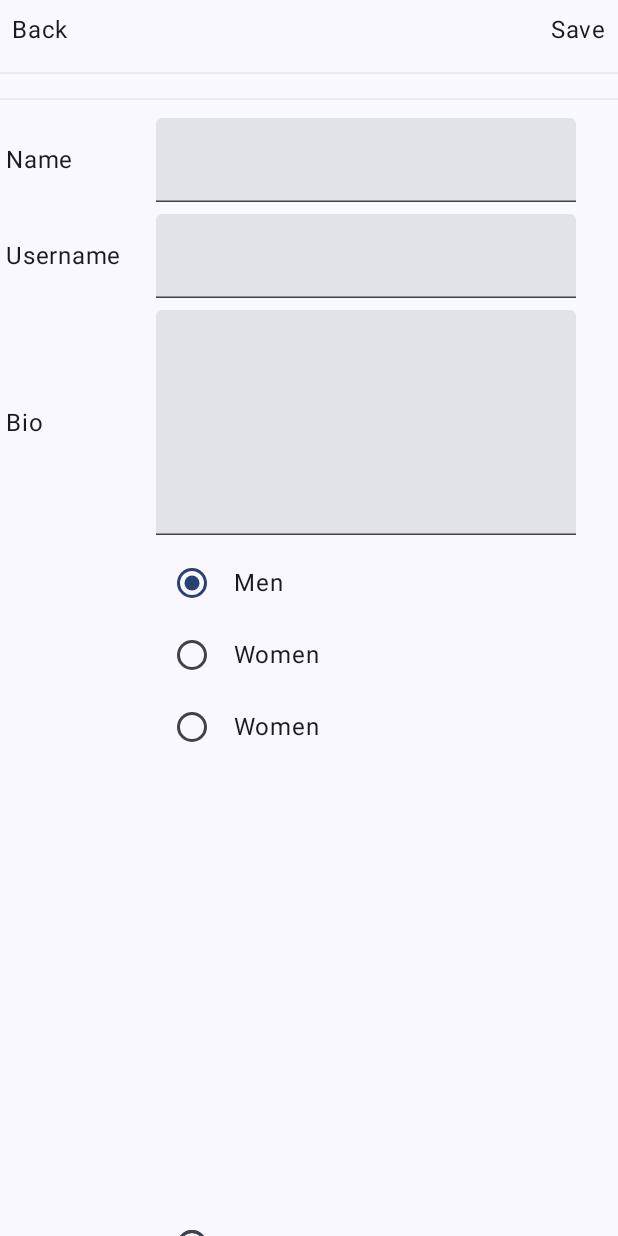
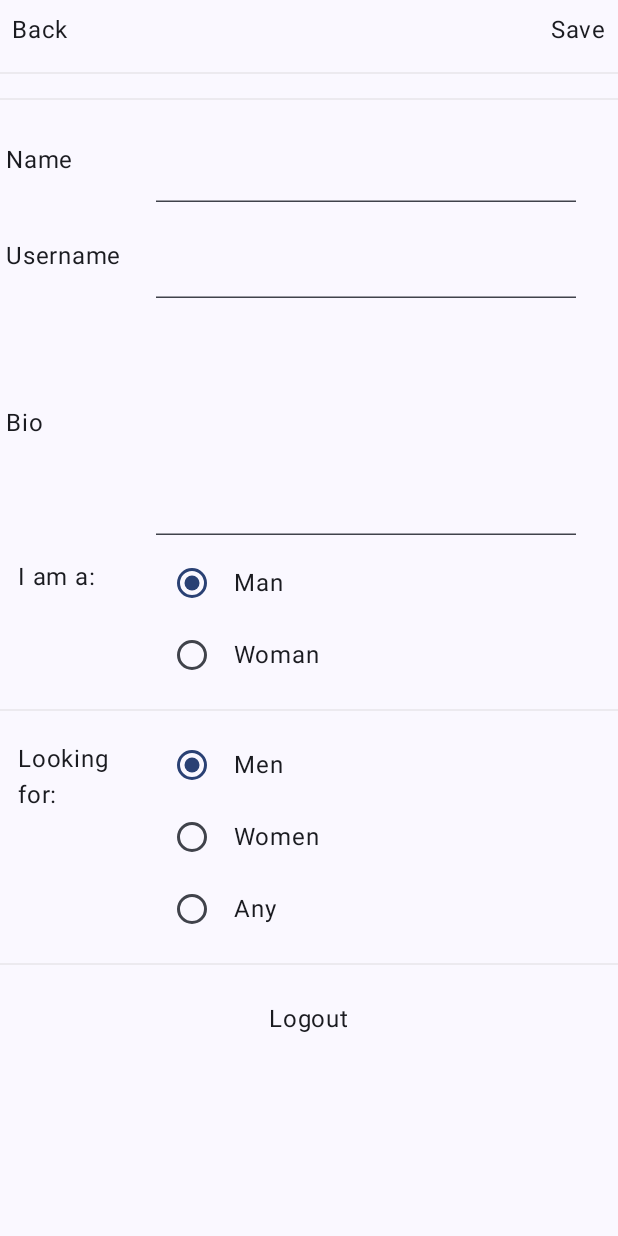
Before and after one commit to ahmetbeyazoglu/TinderClone, an Android app built with Jetpack Compose: the composable ProfileContent called with empty values, after a tap on "Save", on a phone screen of 412 x 824 dp. Run offline under Robolectric (Android 15) with nearby library versions, the phone set to English and light mode, and no system bars; our stand-ins replace Dagger/Hilt's generated code, Firebase (no records; nobody signed in at launch, a user with empty details on screens opened directly).

```diff
--- a/app/src/main/java/com/herpestes/tinderclone/TCViewModel.kt
+++ b/app/src/main/java/com/herpestes/tinderclone/TCViewModel.kt
@@ -51,8 +51,11 @@ class TCViewModel @Inject constructor(
                 if(it.isEmpty){
                     auth.createUserWithEmailAndPassword(email, pass)
                         .addOnCompleteListener {  task ->
-                            if(task.isSuccessful)
+                            if(task.isSuccessful) {
+                                signedIn.value = true
                                 createOrUpdateProfile(username = username)
+                            }
+
                             else
                                 handleException(task.exception, "Signup failed")
                         }
@@ -115,6 +118,7 @@ class TCViewModel @Inject constructor(
                     if (it.exists())
                         it.reference.update(userData.toMap())
                             .addOnSuccessListener {
+                                this.userData.value = userData
                                 inProgress.value = false
                             }
                             .addOnFailureListener {
--- a/app/src/main/java/com/herpestes/tinderclone/ui/LoginScreen.kt
+++ b/app/src/main/java/com/herpestes/tinderclone/ui/LoginScreen.kt
@@ -18,6 +18,7 @@ import androidx.compose.ui.graphics.Color
 import androidx.compose.ui.platform.LocalFocusManager
 import androidx.compose.ui.res.painterResource
 import androidx.compose.ui.text.font.FontFamily
+import androidx.compose.ui.text.input.PasswordVisualTransformation
 import androidx.compose.ui.text.input.TextFieldValue
 import androidx.compose.ui.unit.dp
 import androidx.compose.ui.unit.sp
@@ -69,7 +70,9 @@ fun LoginScreen(navController: NavController, vm: TCViewModel){
                 value = passwordState.value,
                 onValueChange = { passwordState.value = it },
                 modifier = Modifier.padding(8.dp),
-                label = { Text(text = "Password") })
+                label = { Text(text = "Password") },
+                visualTransformation = PasswordVisualTransformation()
+                )
 
             Button(
                 onClick = {
--- a/app/src/main/java/com/herpestes/tinderclone/ui/ProfileScreen.kt
+++ b/app/src/main/java/com/herpestes/tinderclone/ui/ProfileScreen.kt
@@ -1,12 +1,30 @@
 package com.herpestes.tinderclone.ui
 
 
+import android.net.Uri
+import androidx.activity.compose.rememberLauncherForActivityResult
+import androidx.activity.result.contract.ActivityResultContracts
 import androidx.compose.foundation.background
 import androidx.compose.foundation.clickable
-import androidx.compose.foundation.layout.*
+import androidx.compose.foundation.layout.Arrangement
+import androidx.compose.foundation.layout.Box
+import androidx.compose.foundation.layout.Column
+import androidx.compose.foundation.layout.IntrinsicSize
+import androidx.compose.foundation.layout.Row
+import androidx.compose.foundation.layout.fillMaxWidth
+import androidx.compose.foundation.layout.height
+import androidx.compose.foundation.layout.padding
+import androidx.compose.foundation.layout.size
+import androidx.compose.foundation.layout.width
 import androidx.compose.foundation.rememberScrollState
+import androidx.compose.foundation.shape.CircleShape
 import androidx.compose.foundation.verticalScroll
-import androidx.compose.material3.*
+import androidx.compose.material3.Card
+import androidx.compose.material3.ExperimentalMaterial3Api
+import androidx.compose.material3.RadioButton
+import androidx.compose.material3.Text
+import androidx.compose.material3.TextField
+import androidx.compose.material3.TextFieldDefaults
 import androidx.compose.runtime.Composable
 import androidx.compose.runtime.getValue
 import androidx.compose.runtime.mutableStateOf
@@ -19,8 +37,7 @@ import androidx.compose.ui.unit.dp
 import androidx.navigation.NavController
 import com.herpestes.tinderclone.*
 
-
-enum class Gender{
+enum class Gender {
     MALE, FEMALE, ANY
 }
 
@@ -31,15 +48,15 @@ fun ProfileScreen(navController: NavController, vm: TCViewModel) {
         CommonProgressSpinner()
     else {
         val userData = vm.userData.value
+        val g = if (userData?.gender.isNullOrEmpty()) "MALE"
+        else userData!!.gender!!.uppercase()
+        val gPref = if (userData?.genderPrefence.isNullOrEmpty()) "FEMALE"
+        else userData!!.genderPrefence!!.uppercase()
         var name by rememberSaveable { mutableStateOf(userData?.name ?: "") }
         var username by rememberSaveable { mutableStateOf(userData?.username ?: "") }
         var bio by rememberSaveable { mutableStateOf(userData?.bio ?: "") }
-        var gender by rememberSaveable {
-            mutableStateOf(Gender.valueOf(userData?.gender?.uppercase() ?: "MALE"))
-        }
-        var genderPreference by rememberSaveable {
-            mutableStateOf(Gender.valueOf(userData?.genderPrefence?.uppercase() ?: "FEMALE"))
-        }
+        var gender by rememberSaveable { mutableStateOf(Gender.valueOf(g)) }
+        var genderPreference by rememberSaveable { mutableStateOf(Gender.valueOf(gPref)) }
 
         val scrollState = rememberScrollState()
 
@@ -61,12 +78,12 @@ fun ProfileScreen(navController: NavController, vm: TCViewModel) {
                 onGenderChange = { gender = it },
                 onGenderPreferenceChange = { genderPreference = it },
                 onSave = {
-                    // Call the vm
+                    //vm.updateProfileData(name, username, bio, gender, genderPreference)
                 },
                 onBack = { navigateTo(navController, DestinationScreen.Swipe.route) },
                 onLogout = {
                     vm.onLogout()
-                    navigateTo(navController,DestinationScreen.Login.route)
+                    navigateTo(navController, DestinationScreen.Login.route)
                 }
             )
 
@@ -74,9 +91,7 @@ fun ProfileScreen(navController: NavController, vm: TCViewModel) {
                 selectedItem = BottomNavigationItem.PROFILE,
                 navController = navController
             )
-
         }
-
     }
 }
 
@@ -97,10 +112,8 @@ fun ProfileContent(
     onGenderPreferenceChange: (Gender) -> Unit,
     onSave: () -> Unit,
     onBack: () -> Unit,
-    onLogout: () -> Unit,
-
-    ) {
-
+    onLogout: () -> Unit
+) {
     val imageUrl = vm.userData.value?.imageUrl
 
     Column(modifier = modifier) {
@@ -111,11 +124,13 @@ fun ProfileContent(
             horizontalArrangement = Arrangement.SpaceBetween
         ) {
             Text(text = "Back", modifier = Modifier.clickable { onBack.invoke() })
-            Text(text = "Save", modifier = modifier.clickable { onSave.invoke() })
+            Text(text = "Save", modifier = Modifier.clickable { onSave.invoke() })
+        }
 
-        }
         CommonDivider()
-        ProfileImage()
+
+        ProfileImage(imageUrl = imageUrl, vm = vm)
+
         CommonDivider()
 
         Row(
@@ -128,8 +143,10 @@ fun ProfileContent(
             TextField(
                 value = name,
                 onValueChange = onNameChange,
-                modifier = Modifier.background(Color.Transparent),
-                colors = TextFieldDefaults.textFieldColors(textColor = Color.Black)
+                colors = TextFieldDefaults.textFieldColors(
+                    textColor = Color.Black,
+                    containerColor = Color.Transparent
+                )
             )
         }
 
@@ -143,10 +160,13 @@ fun ProfileContent(
             TextField(
                 value = username,
                 onValueChange = onUsernameChange,
-                modifier = Modifier.background(Color.Transparent),
-                colors = TextFieldDefaults.textFieldColors(textColor = Color.Black)
+                colors = TextFieldDefaults.textFieldColors(
+                    textColor = Color.Black,
+                    containerColor = Color.Transparent
+                )
             )
         }
+
         Row(
             modifier = Modifier
                 .fillMaxWidth()
@@ -158,12 +178,52 @@ fun ProfileContent(
                 value = bio,
                 onValueChange = onBioChange,
                 modifier = Modifier
-                    .background(Color.Transparent)
                     .height(150.dp),
-                colors = TextFieldDefaults.textFieldColors(textColor = Color.Black),
+                colors = TextFieldDefaults.textFieldColors(
+                    textColor = Color.Black,
+                    containerColor = Color.Transparent
+                ),
                 singleLine = false
             )
         }
+
+        Row(
+            modifier = Modifier
+                .fillMaxWidth()
+                .padding(4.dp),
+            verticalAlignment = Alignment.Top
+        ) {
+            Text(
+                text = "I am a:", modifier = Modifier
+                    .width(100.dp)
+                    .padding(8.dp)
+            )
+            Column(modifier = Modifier.fillMaxWidth()) {
+                Row(verticalAlignment = Alignment.CenterVertically) {
+                    RadioButton(
+                        selected = gender == Gender.MALE,
+                        onClick = { onGenderChange(Gender.MALE) })
+                    Text(
+                        text = "Man",
+                        modifier = Modifier
+                            .padding(4.dp)
+                            .clickable { onGenderChange(Gender.MALE) })
+                }
+                Row(verticalAlignment = Alignment.CenterVertically) {
+                    RadioButton(
+                        selected = gender == Gender.FEMALE,
+                        onClick = { onGenderChange(Gender.FEMALE) })
+                    Text(
+                        text = "Woman",
+                        modifier = Modifier
+                            .padding(4.dp)
+                            .clickable { onGenderChange(Gender.FEMALE) })
+                }
+            }
+        }
+
+        CommonDivider()
+
         Row(
             modifier = Modifier
                 .fillMaxWidth()
@@ -173,7 +233,7 @@ fun ProfileContent(
             Text(
                 text = "Looking for:", modifier = Modifier
                     .width(100.dp)
-                    .padding(100.dp)
+                    .padding(8.dp)
             )
             Column(modifier = Modifier.fillMaxWidth()) {
                 Row(verticalAlignment = Alignment.CenterVertically) {
@@ -185,7 +245,6 @@ fun ProfileContent(
                         modifier = Modifier
                             .padding(4.dp)
                             .clickable { onGenderPreferenceChange(Gender.MALE) })
-
                 }
                 Row(verticalAlignment = Alignment.CenterVertically) {
                     RadioButton(
@@ -196,62 +255,22 @@ fun ProfileContent(
                         modifier = Modifier
                             .padding(4.dp)
                             .clickable { onGenderPreferenceChange(Gender.FEMALE) })
-
                 }
                 Row(verticalAlignment = Alignment.CenterVertically) {
                     RadioButton(
                         selected = genderPreference == Gender.ANY,
                         onClick = { onGenderPreferenceChange(Gender.ANY) })
                     Text(
-                        text = "Women",
+                        text = "Any",
                         modifier = Modifier
                             .padding(4.dp)
                             .clickable { onGenderPreferenceChange(Gender.ANY) })
-
                 }
-
             }
         }
+
         CommonDivider()
 
-        Row(
-            modifier = Modifier
-                .fillMaxWidth()
-                .padding(4.dp),
-            verticalAlignment = Alignment.Top
-        ) {
-            Text(
-                text = "I am a:", modifier = Modifier
-                    .width(100.dp)
-                    .padding(100.dp)
-            )
-            Column(modifier = Modifier.fillMaxWidth()) {
-                Row(verticalAlignment = Alignment.CenterVertically) {
-                    RadioButton(
-                        selected = gender == Gender.MALE,
-                        onClick = { onGenderChange(Gender.MALE) })
-                    Text(
-                        text = "Man",
-                        modifier = Modifier
-                            .padding(4.dp)
-                            .clickable { onGenderChange(Gender.MALE) })
-
-                }
-                Row(verticalAlignment = Alignment.CenterVertically) {
-                    RadioButton(
-                        selected = gender == Gender.FEMALE,
-                        onClick = { onGenderChange(Gender.FEMALE) })
-                    Text(
-                        text = "Woman",
-                        modifier = Modifier
-                            .padding(4.dp)
-                            .clickable { onGenderChange(Gender.FEMALE) })
-
-                }
-
-            }
-        }
-        CommonDivider()
         Row(
             modifier = Modifier
                 .fillMaxWidth()
@@ -261,11 +280,10 @@ fun ProfileContent(
             Text(text = "Logout", modifier = Modifier.clickable { onLogout.invoke() })
         }
 
-
     }
 }
 
 @Composable
-fun ProfileImage() {
+fun ProfileImage(imageUrl: String?, vm: TCViewModel) {
 
 }
--- a/app/src/main/java/com/herpestes/tinderclone/ui/SignupScreen.kt
+++ b/app/src/main/java/com/herpestes/tinderclone/ui/SignupScreen.kt
@@ -18,6 +18,7 @@ import androidx.compose.ui.graphics.Color
 import androidx.compose.ui.platform.LocalFocusManager
 import androidx.compose.ui.res.painterResource
 import androidx.compose.ui.text.font.FontFamily
+import androidx.compose.ui.text.input.PasswordVisualTransformation
 import androidx.compose.ui.text.input.TextFieldValue
 import androidx.compose.ui.unit.dp
 import androidx.compose.ui.unit.sp
@@ -75,7 +76,9 @@ fun SignupScreen(navController:NavController, vm: TCViewModel) {
                 value = passwordState.value,
                 onValueChange = { passwordState.value = it },
                 modifier = Modifier.padding(8.dp),
-                label = { Text(text = "Password") })
+                label = { Text(text = "Password") },
+                visualTransformation = PasswordVisualTransformation()
+            )
 
             Button(
                 onClick = {
```
